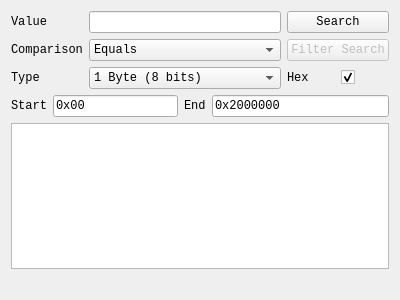
Old version of the form pcsx2-qt/Debugger/Memory/MemorySearchWidget.ui in the repository PCSX2/pcsx2.
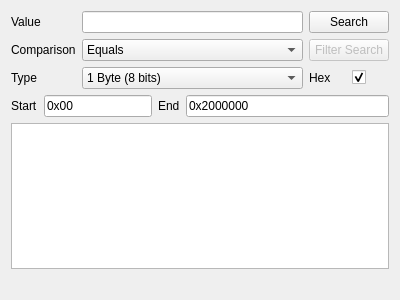
New version of the form.

```diff
--- a/pcsx2-qt/Debugger/Memory/MemorySearchWidget.ui
+++ b/pcsx2-qt/Debugger/Memory/MemorySearchWidget.ui
@@ -10,11 +10,6 @@
     <height>300</height>
    </rect>
   </property>
-  <property name="font">
-   <font>
-    <family>Monospace</family>
-   </font>
-  </property>
   <property name="windowTitle">
    <string/>
   </property>
```
